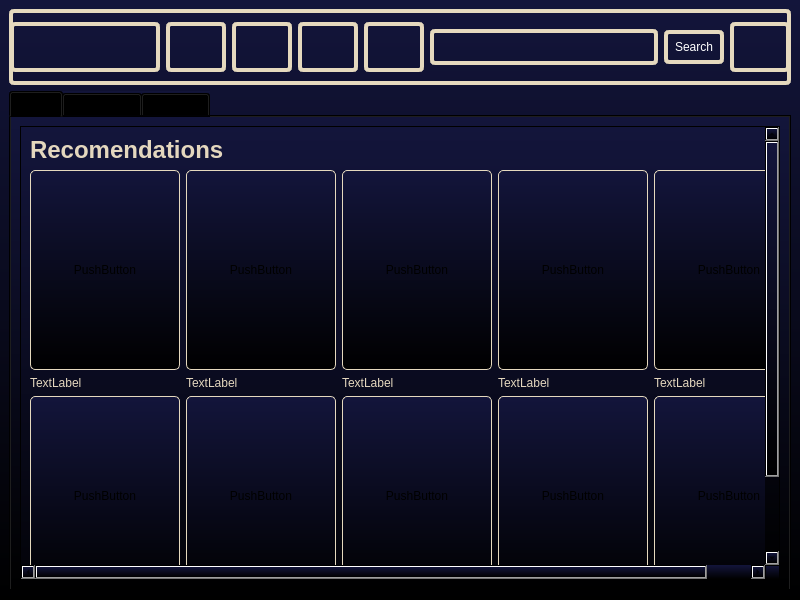
Dushnilas/recsys_project, file src/qt/pagemain.ui: the form before one commit.
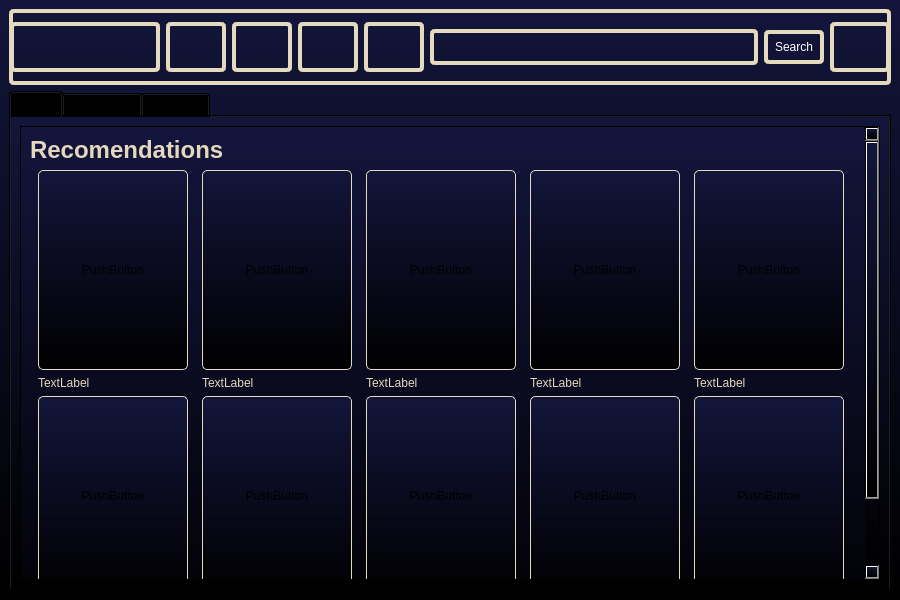
The form after the commit. Icons and pictures are not drawn.

The edit to the form file:
```diff
--- a/src/qt/pagemain.ui
+++ b/src/qt/pagemain.ui
@@ -6,7 +6,7 @@
    <rect>
     <x>0</x>
     <y>0</y>
-    <width>800</width>
+    <width>900</width>
     <height>600</height>
    </rect>
   </property>
@@ -347,7 +347,7 @@
             <rect>
              <x>0</x>
              <y>0</y>
-             <width>816</width>
+             <width>828</width>
              <height>568</height>
             </rect>
            </property>
```
Left out of the diff: 4 changed lines with no effect on the pictures.
